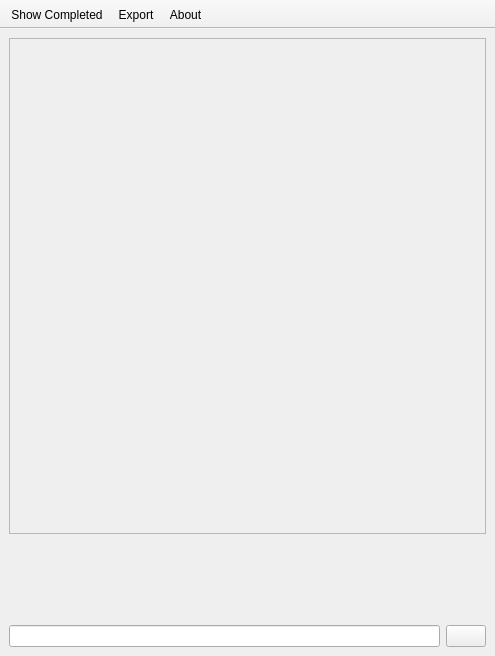
Old version of the form mainwindow.ui in the repository dimitris47/chores.
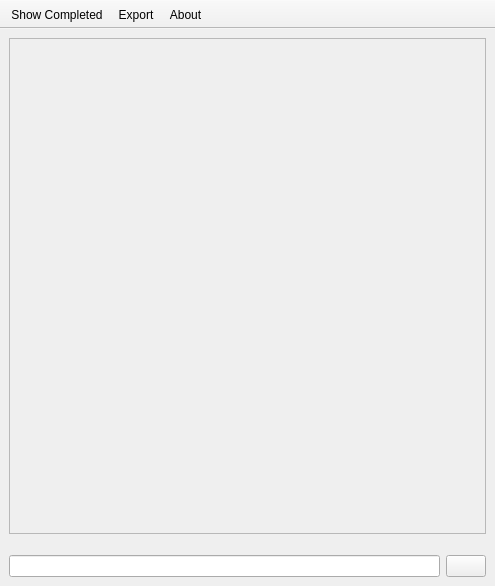
New version of the form. Icons and pictures are not drawn.

The edit to the form file:
```diff
--- a/mainwindow.ui
+++ b/mainwindow.ui
@@ -7,7 +7,7 @@
     <x>0</x>
     <y>0</y>
     <width>495</width>
-    <height>656</height>
+    <height>586</height>
    </rect>
   </property>
   <property name="sizePolicy">
```
Left out of the diff: 10 changed lines with no effect on the pictures.
